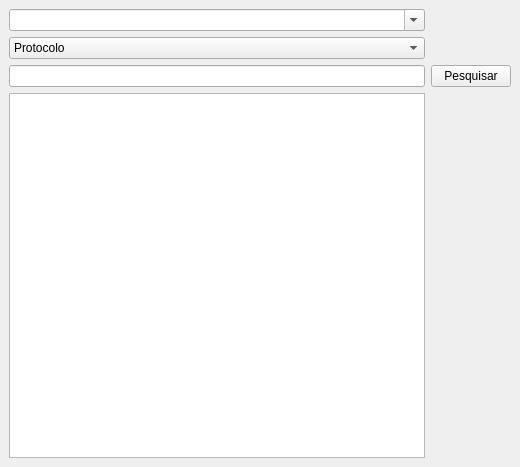
First picture: the form in iat_teste_dockwidget_base.ui, repository zyngra/IatTeste, before the edit.
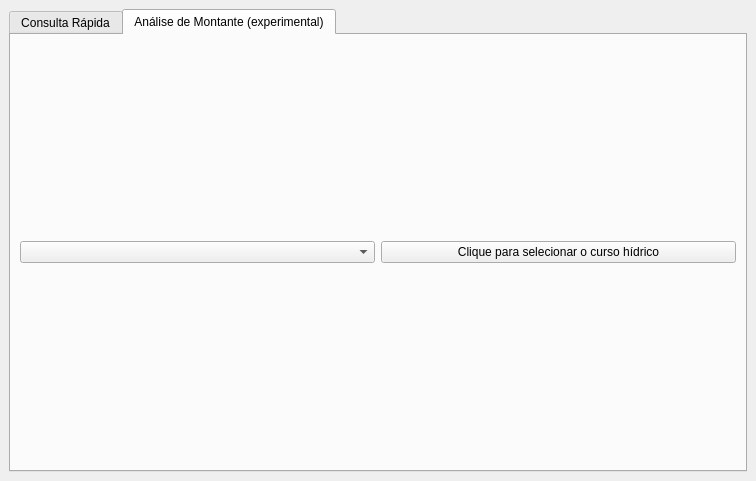
Second picture: the form after the edit. Custom widgets are drawn as their Qt base class.

Commit message: Adicionada aba de análise de montante ao plugin. Ainda não implementado. Reajustado layout da aba principal, versão push para 0.8.1-rc1.

Diff of the .ui file:
```diff
--- a/iat_teste_dockwidget_base.ui
+++ b/iat_teste_dockwidget_base.ui
@@ -6,8 +6,8 @@
    <rect>
     <x>0</x>
     <y>0</y>
-    <width>520</width>
-    <height>467</height>
+    <width>756</width>
+    <height>481</height>
    </rect>
   </property>
   <property name="windowTitle">
@@ -16,13 +16,16 @@
   <widget class="QWidget" name="dockWidgetContents">
    <layout class="QGridLayout" name="gridLayout">
     <item row="0" column="0">
-     <widget class="QgsMapLayerComboBox" name="sel_camada">
-      <property name="editable">
-       <bool>true</bool>
+     <widget class="QTabWidget" name="tabWidget">
+      <property name="currentIndex">
+       <number>1</number>
       </property>
-     </widget>
-    </item>
-    <item row="1" column="0">
+      <widget class="QWidget" name="tab_3">
+       <attribute name="title">
+        <string>Consulta Rápida</string>
+       </attribute>
+       <layout class="QGridLayout" name="gridLayout_2">
+        <item row="1" column="0" colspan="2">
      <widget class="QComboBox" name="sel_campo">
       <item>
        <property name="text">
@@ -46,6 +49,9 @@
       </item>
      </widget>
     </item>
+        <item row="4" column="0" colspan="2">
+         <widget class="QTableWidget" name="tabela"/>
+        </item>
     <item row="2" column="1">
      <widget class="QPushButton" name="btn_exec">
       <property name="text">
@@ -53,11 +59,36 @@
       </property>
      </widget>
     </item>
+        <item row="0" column="0" colspan="2">
+         <widget class="QgsMapLayerComboBox" name="sel_camada">
+          <property name="editable">
+           <bool>true</bool>
+          </property>
+         </widget>
+        </item>
     <item row="2" column="0">
      <widget class="QLineEdit" name="valor_pesq"/>
     </item>
-    <item row="3" column="0">
-     <widget class="QTableWidget" name="tabela"/>
+       </layout>
+      </widget>
+      <widget class="QWidget" name="tab_4">
+       <attribute name="title">
+        <string>Análise de Montante (experimental)</string>
+       </attribute>
+       <layout class="QGridLayout" name="gridLayout_3">
+        <item row="0" column="0">
+         <widget class="QgsMapLayerComboBox" name="sel_camada_rio"/>
+        </item>
+        <item row="0" column="1">
+         <widget class="QPushButton" name="btn_sel_rio">
+          <property name="text">
+           <string>Clique para selecionar o curso hídrico</string>
+          </property>
+         </widget>
+        </item>
+       </layout>
+      </widget>
+     </widget>
     </item>
    </layout>
   </widget>
```
Left out of the diff: 2 changed lines with no effect on the pictures. Lines whose indentation alone changed are shown as unchanged. The commit also changes 1 other file.
